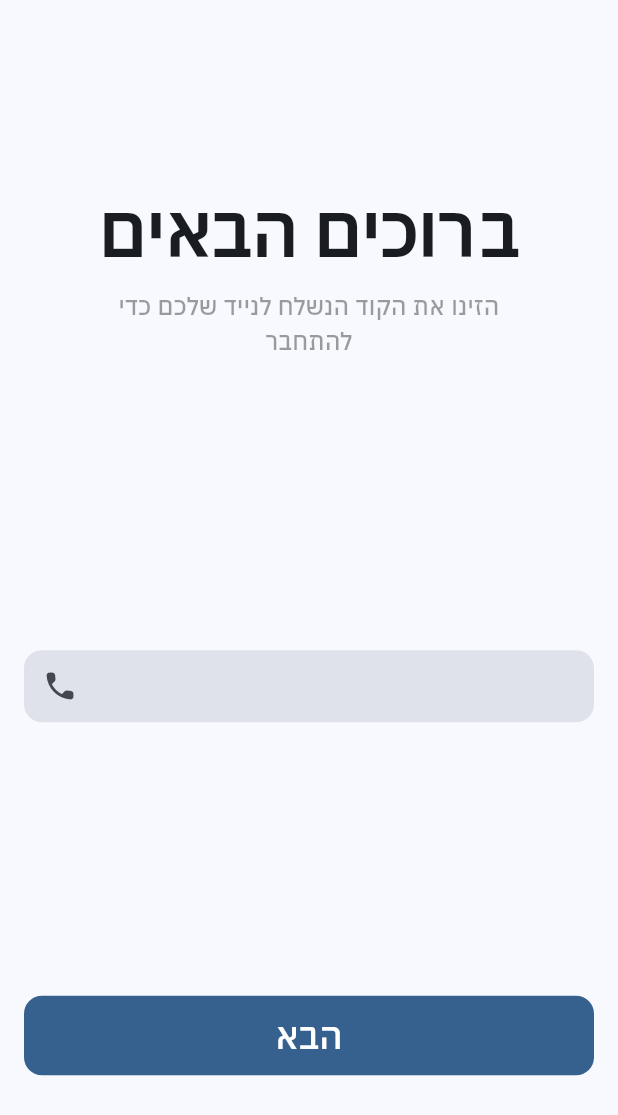
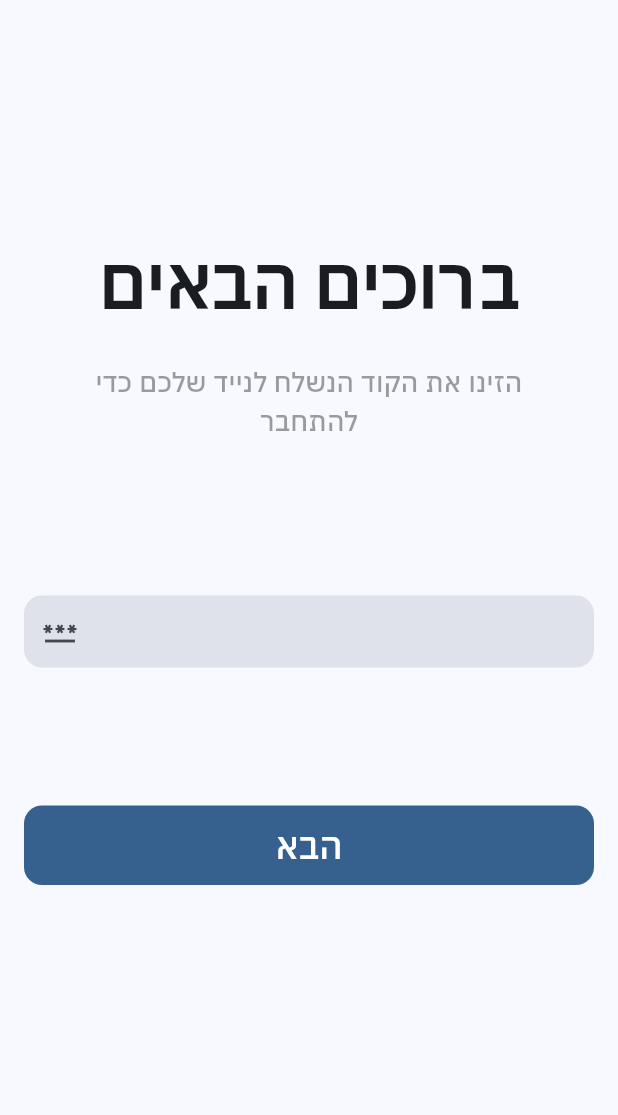
Before and after one commit to orenghe988/ohel_share, a Flutter app: the VerifyOtp screen opened directly, on a phone screen of 412 x 824 dp. Shown: the top 1115 px of the screen. Run offline on Flutter 3.47's test engine with Material 3 defaults, Android fonts, the light colour scheme and no system bars; our stand-ins replace flutter_bloc, flutter_dotenv, go_router, supabase_flutter; accounts and stored records are empty.

Commit message:
changed icon and added padding

```diff
--- a/lib/routing/routes/onboarding/verify-otp.dart
+++ b/lib/routing/routes/onboarding/verify-otp.dart
@@ -13,6 +13,9 @@ class _UpperText extends StatelessWidget {
       child: Column(
         mainAxisAlignment: MainAxisAlignment.center,
         children: [
+          SizedBox(
+            height: 80,
+          ),
           Text(
             textAlign: TextAlign.center,
             style: TextStyle(
@@ -23,12 +26,12 @@ class _UpperText extends StatelessWidget {
             "ברוכים הבאים",
           ),
           SizedBox(
-            height: 5,
+            height: 18,
           ),
           Text(
             textAlign: TextAlign.center,
             style: TextStyle(
-              fontSize: 16,
+              fontSize: 18,
               fontWeight: FontWeight.w500,
               color: Colors.black38,
             ),
@@ -80,7 +83,7 @@ class _VerifyOtpState extends State<VerifyOtp> {
             OurTextInput(
               controller: _controller,
               isLtr: true,
-              icon: const Icon(Icons.phone_rounded),
+              icon: const Icon(Icons.password),
               keyboardType: TextInputType.number,
               inputFormatters: <TextInputFormatter>[
                 FilteringTextInputFormatter.digitsOnly,
@@ -91,6 +94,9 @@ class _VerifyOtpState extends State<VerifyOtp> {
             const ExpandedButton(
               text: "הבא",
             ),
+            SizedBox(
+              height: 80,
+            ),
           ],
         ),
       ),
```
